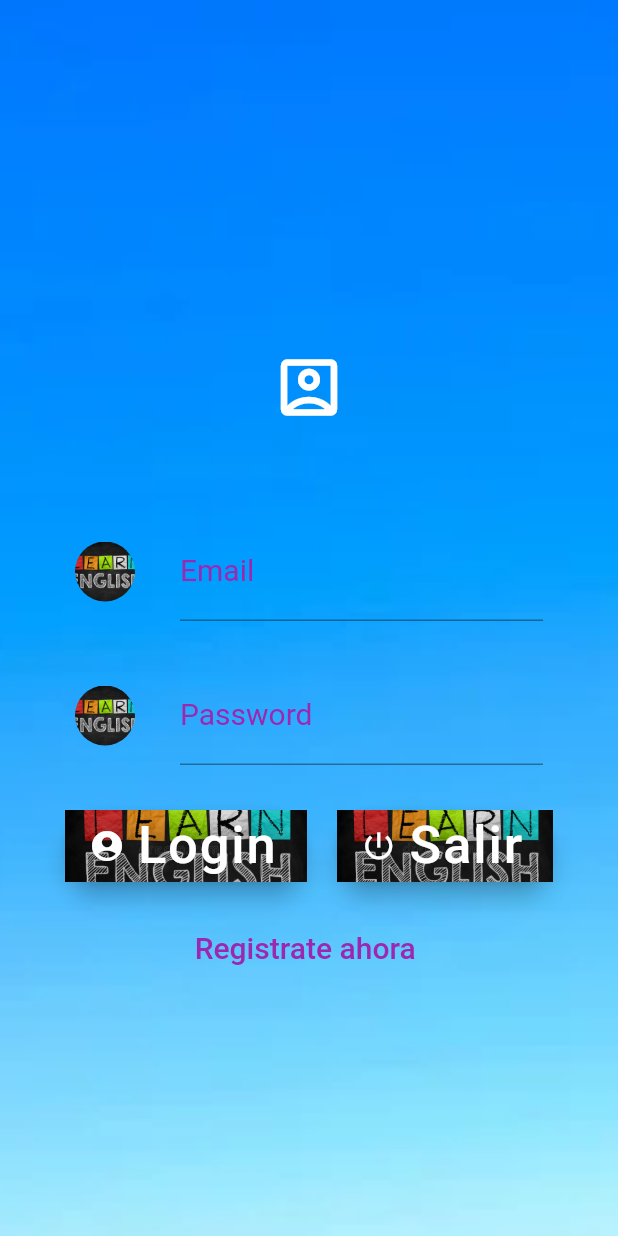
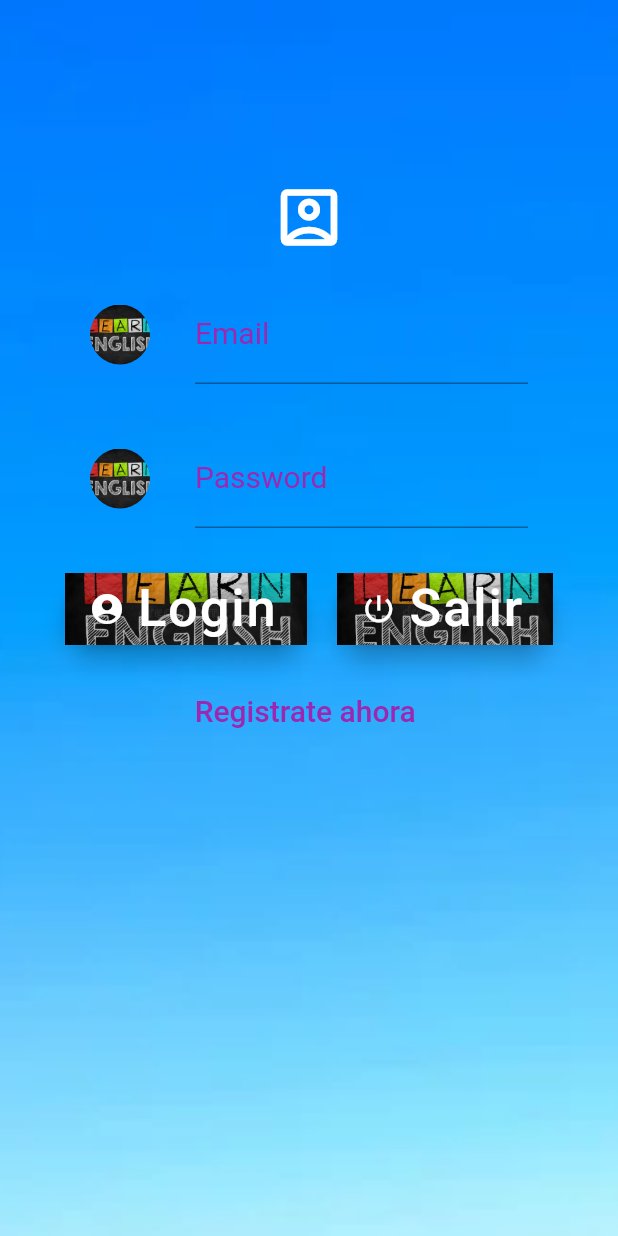
Before and after one commit to fouaddam/examenDI, a Flutter app: the Login2 screen opened by its route, on a phone screen of 412 x 824 dp. Run offline on Flutter 3.47's test engine with Material 2 defaults, Android fonts, the phone set to English and light mode, and no system bars; our stand-ins replace animated_text_kit, cloud_firestore, firebase_auth, firebase_core, fluttertoast, percent_indicator; accounts and stored records are empty.

Commit message:
centrar el column dentro del Login2.dart

```diff
--- a/lib/CustomView/RFTextInput.dart
+++ b/lib/CustomView/RFTextInput.dart
@@ -8,7 +8,7 @@ class RFtextField extends StatelessWidget{
         final String pathImage;
         final bool bVisible;
 
-         RFtextField({super.key,this.Label_text="", this.pathImage="assets/LoginImage.jpg", this.bVisible=true, });
+         RFtextField({super.key,this.Label_text="", this.pathImage="assets/LoginImage.jpg", this.bVisible=false, });
 
 
           String getText_input(){
--- a/lib/userManeger/Login2.dart
+++ b/lib/userManeger/Login2.dart
@@ -14,7 +14,7 @@ class Login2 extends StatelessWidget{
   Login2({Key ? key}):super(key: key);
 
   RFtextField inputEmail=RFtextField(Label_text:"Email");
-  RFtextField inputPassword=RFtextField(Label_text: "Password",);
+  RFtextField inputPassword=RFtextField(Label_text: "Password",bVisible: true,);
 
   singIn(BuildContext context) async {
     try {
@@ -55,11 +55,11 @@ class Login2 extends StatelessWidget{
   }
 
 
-
   @override
   Widget build(BuildContext context) {
     // TODO: implement build
     return Scaffold(
+
       body: Stack(
 
         children:  [
@@ -67,13 +67,15 @@ class Login2 extends StatelessWidget{
           Positioned.fill(child: Image.asset('assets/Login2.jpg',
             fit: BoxFit.cover,)),
           Center(
+
             child: Column(
-              mainAxisAlignment: MainAxisAlignment.center,
+
               children: [
+                const SizedBox(height: 100),
                 ClipOval(
                   child: Container(
-                      width: 180,
-                      height: 180,
+                      width: 90,
+                      height: 90,
                       color: Colors.transparent,
                       child: const Icon(
                         Icons.account_box_outlined,
@@ -84,7 +86,7 @@ class Login2 extends StatelessWidget{
                   ),
                 ),
                 Padding(
-                  padding: const EdgeInsets.only(left: 50,right: 50),
+                  padding: const EdgeInsets.only(left: 60,right: 60),
                   child: Row(
                     mainAxisAlignment: MainAxisAlignment.center,
                     crossAxisAlignment: CrossAxisAlignment.center,
@@ -110,10 +112,8 @@ class Login2 extends StatelessWidget{
                 ,
                 const SizedBox(height: 30),
             Padding(
-              padding: const EdgeInsets.only(left: 50,right: 50),
+              padding: const EdgeInsets.only(left: 60,right: 60),
               child: Row(
-                mainAxisAlignment: MainAxisAlignment.center,
-                crossAxisAlignment: CrossAxisAlignment.center,
 
                 children: <Widget>[
                   Container(
```
